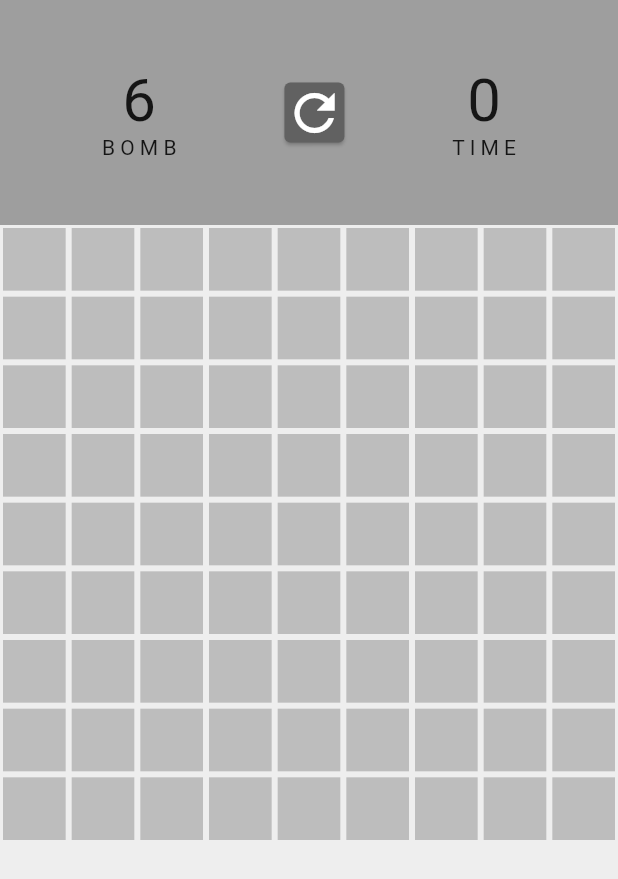
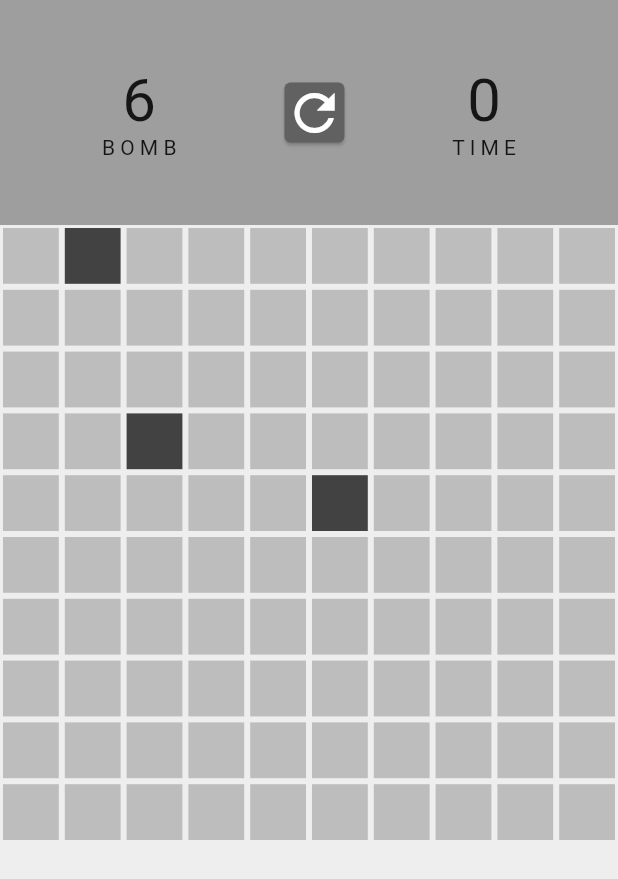
Before and after one commit to minhphan46/MINESWEEPER, a Flutter app: the screen it shows after launch, on a phone screen of 412 x 824 dp. Shown: the top 879 px of the screen. Run offline on Flutter 3.47's test engine with Material 2 defaults, Android fonts, the phone set to English and light mode, and no system bars.

Commit message:
matrix box

```diff
--- a/lib/main.dart
+++ b/lib/main.dart
@@ -1,4 +1,5 @@
 import 'package:flutter/material.dart';
+import 'package:minesweeper/models/app_colors.dart';
 import 'package:minesweeper/screens/play_screen.dart';
 
 void main() {
@@ -15,7 +16,7 @@ class MyApp extends StatelessWidget {
       title: 'MINESWEEPER',
       debugShowCheckedModeBanner: false,
       theme: ThemeData(
-        primarySwatch: Colors.grey,
+        primarySwatch: AppColors.primaryColor,
       ),
       home: PlayScreen(),
     );
--- /dev/null
+++ b/lib/models/app_colors.dart
@@ -0,0 +1,8 @@
+import 'package:flutter/material.dart';
+
+class AppColors {
+  AppColors._();
+  static const MaterialColor primaryColor = Colors.grey;
+  static Color? BackroundColor = Colors.grey[200];
+  static Color? appbarColor = Colors.grey;
+}
--- /dev/null
+++ b/lib/models/matrix_box.dart
@@ -0,0 +1,64 @@
+import 'package:flutter/material.dart';
+
+class MatrixBox {
+  // variables
+  int numOfEachRow = 9;
+  late int numOfSquares;
+  List squares = []; // list of squares
+
+  List get Squares => squares;
+  List get BombLocations => bombLocations;
+  final List<List<int>> bombLocations = [
+    [0, 1],
+    [4, 5],
+    [3, 2],
+  ];
+
+  MatrixBox({required this.numOfEachRow}) {
+    numOfSquares = numOfEachRow * numOfEachRow;
+    squares = List.generate(
+      numOfEachRow,
+      (i) => List.generate(
+        numOfEachRow,
+        (j) => [0, false],
+        growable: false,
+      ),
+      growable: false,
+    );
+  }
+
+  void initSquare() {
+    squares = List.generate(
+      numOfEachRow,
+      (i) => List.generate(
+        numOfEachRow,
+        (j) => [0, false],
+        growable: false,
+      ),
+      growable: false,
+    );
+  }
+
+  void display() {
+    for (int i = 0; i < numOfEachRow; i++) {
+      for (int j = 0; j < numOfEachRow; j++) {
+        squares[i][j] = [0, false];
+        print("moi o: ${squares[i][j][0]}");
+      }
+    }
+  }
+
+  bool isBomb(int row, int col) {
+    bool check = false;
+    bombLocations.forEach((eachRow) {
+      if (eachRow[0] == row && eachRow[1] == col) check = true;
+    });
+    return check;
+  }
+
+  void revealBoxNumbers(int row, int col) {
+    print("${row} ${col} ${squares[row][col][1]}");
+    squares[row][col][1] = true;
+    print("${row} ${col} ${squares[row]}");
+  }
+}
--- a/lib/screens/play_screen.dart
+++ b/lib/screens/play_screen.dart
@@ -1,4 +1,6 @@
 import 'package:flutter/material.dart';
+import 'package:minesweeper/models/app_colors.dart';
+import 'package:minesweeper/models/matrix_box.dart';
 import 'package:minesweeper/widgets/bomb.dart';
 import 'package:minesweeper/widgets/number_box_widget.dart';
 
@@ -13,6 +15,7 @@ class _PlayScreenState extends State<PlayScreen> {
   // variables
   static int numOfEachRow = 9;
   int numOfSquares = numOfEachRow * numOfEachRow;
+  MatrixBox matrix = MatrixBox(numOfEachRow: 10);
   // [number of bombs around, reverled = true / false]
   var squareStatus = [];
   final List<int> bombLocation = [
@@ -25,11 +28,13 @@ class _PlayScreenState extends State<PlayScreen> {
   @override
   void initState() {
     // initially, each square has 0 bombs around, and is not revealed
-    for (int i = 0; i < numOfSquares; i++) {
-      squareStatus.add([0, false]);
-    }
+    // for (int i = 0; i < numOfSquares; i++) {
+    //   squareStatus.add([0, false]);
+    // }
+    //matrix.initSquare();
+    //matrix.display();
     super.initState();
-    scanBombs();
+    //scanBombs();
   }
 
   void restartGame() {
@@ -45,7 +50,7 @@ class _PlayScreenState extends State<PlayScreen> {
     // reveal current box if it is a number: 1,2,3 ...
     if (squareStatus[index][0] != 0) {
       setState(() {
-        squareStatus[index][1] = true;
+        squareStatus[index][0] = true;
       });
     }
     // if current box is 0
@@ -154,13 +159,13 @@ class _PlayScreenState extends State<PlayScreen> {
   @override
   Widget build(BuildContext context) {
     return Scaffold(
-      backgroundColor: Colors.grey[200],
+      backgroundColor: AppColors.BackroundColor,
       body: Column(
         children: [
           // game stats and menu
           Container(
             height: 150,
-            color: Colors.grey,
+            color: AppColors.appbarColor,
             child: Row(
               mainAxisAlignment: MainAxisAlignment.spaceEvenly,
               children: [
@@ -203,13 +208,15 @@ class _PlayScreenState extends State<PlayScreen> {
           Expanded(
             child: GridView.builder(
               physics: NeverScrollableScrollPhysics(),
-              itemCount: numOfSquares,
+              itemCount: matrix.numOfSquares,
               gridDelegate: SliverGridDelegateWithFixedCrossAxisCount(
-                  crossAxisCount: numOfEachRow),
+                  crossAxisCount: matrix.numOfEachRow),
               itemBuilder: (context, index) {
-                if (bombLocation.contains(index)) {
+                int row = (index / matrix.numOfEachRow).toInt();
+                int col = index % matrix.numOfEachRow;
+                if (matrix.isBomb(row, col)) {
                   return Bomb(
-                    revealed: bombsRevealed,
+                    revealed: true,
                     function: () {
                       // player tapped the bomb, so player loses
                       setState(() {
@@ -220,12 +227,15 @@ class _PlayScreenState extends State<PlayScreen> {
                   );
                 } else {
                   return NumberBox(
-                    child: squareStatus[index][0],
-                    revealed: squareStatus[index][1],
+                    child: matrix.Squares[row][col][0],
+                    revealed: matrix.squares[row][col][1],
                     function: () {
                       // revearl current box
-                      revealBoxNumbers(index);
-                      checkWinner();
+                      setState(() {
+                        matrix.revealBoxNumbers(row, col);
+                      });
+                      //revealBoxNumbers(index);
+                      //checkWinner();
                     },
                   );
                 }
--- a/lib/widgets/number_box_widget.dart
+++ b/lib/widgets/number_box_widget.dart
@@ -7,8 +7,19 @@ class NumberBox extends StatelessWidget {
 
   NumberBox({this.child, required this.revealed, this.function});
 
+  Color GetColor(int number) {
+    if (number == 1) return Colors.red;
+    if (number == 2) return Colors.blue;
+    if (number == 3) return Colors.green;
+    if (number == 4) return Colors.yellow;
+    return Colors.black;
+  }
+
   @override
   Widget build(BuildContext context) {
+    String number = revealed ? child.toString() : '';
+    Color color = GetColor(child);
+
     return GestureDetector(
       onTap: function,
       child: Padding(
@@ -17,7 +28,8 @@ class NumberBox extends StatelessWidget {
           color: revealed ? Colors.grey[300] : Colors.grey[400],
           child: Center(
             child: Text(
-              revealed ? child.toString() : '',
+              number,
+              style: TextStyle(color: color),
             ),
           ),
         ),
```
